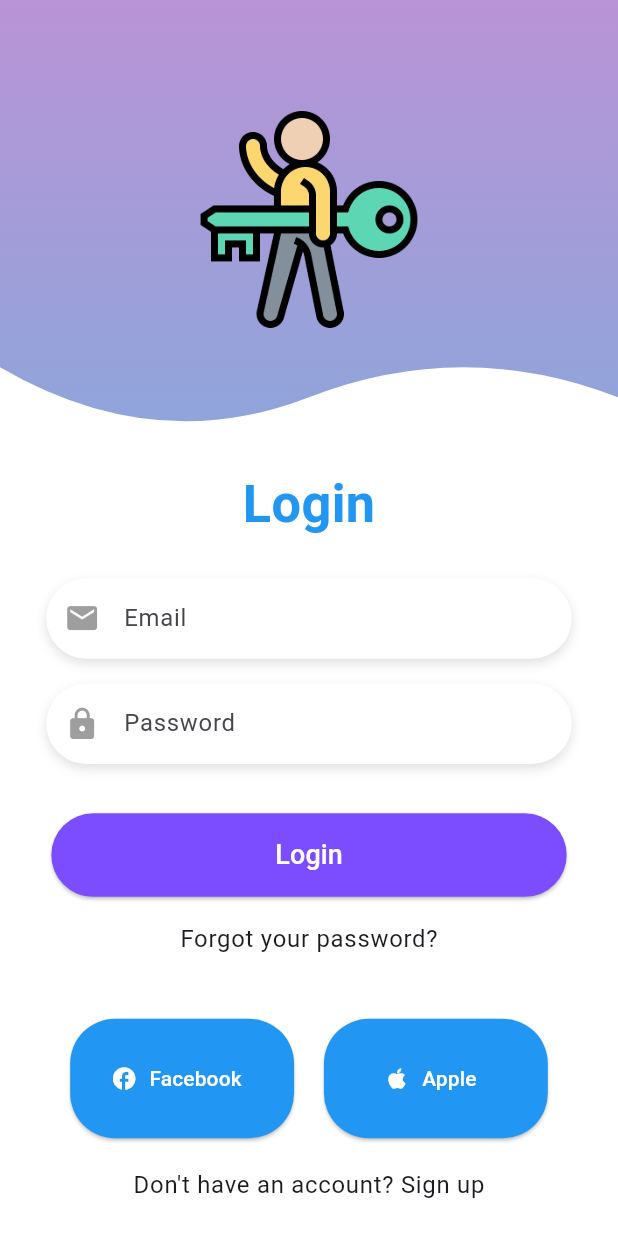
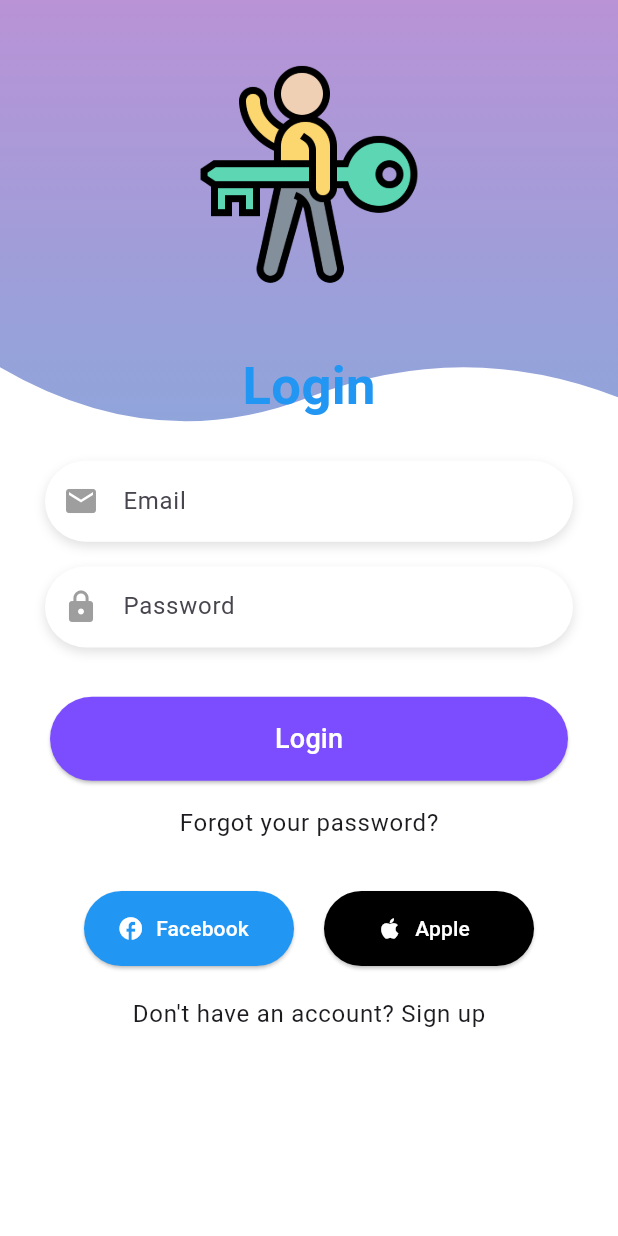
Before and after one commit to minakshibisen/Flutter-Bloc, a Flutter app: the AnimatedLoginScreen screen opened directly, on a phone screen of 412 x 824 dp. Run offline on Flutter 3.47's test engine with Material 3 defaults, Android fonts, the phone set to English and light mode, and no system bars; our stand-ins replace bloc, equatable, flutter_bloc, google_fonts, image_picker.

```diff
--- a/lib/bloc/login/login2_screen.dart
+++ b/lib/bloc/login/login2_screen.dart
@@ -1,10 +1,9 @@
-import 'package:bloc_flutter/common/primary_button.dart';
-import 'package:bloc_flutter/ui/favorite_screen.dart';
-import 'package:bloc_flutter/ui/home_screen.dart';
-import 'package:bloc_flutter/ui/switch_screen.dart';
+import 'package:bloc_flutter/ui/counter_screen.dart';
 import 'package:flutter/material.dart';
 import 'package:flutter_bloc/flutter_bloc.dart';
 import '../../common/input_field.dart';
+import '../../common/primary_button.dart';
+import '../../ui/favorite_screen.dart';
 import 'login_bloc.dart';
 import 'login_event.dart';
 
@@ -19,14 +18,14 @@ class AnimatedLoginScreenState extends State<AnimatedLoginScreen>
     with SingleTickerProviderStateMixin {
   late AnimationController _controller;
   late Animation<double> _animation;
-  TextEditingController emailController = TextEditingController();
-  TextEditingController passwordController = TextEditingController();
+  final emailController = TextEditingController();
+  final passwordController = TextEditingController();
 
   @override
   void initState() {
     super.initState();
     _controller =
-        AnimationController(vsync: this, duration: Duration(seconds: 2));
+        AnimationController(vsync: this, duration: const Duration(seconds: 2));
     _animation = CurvedAnimation(parent: _controller, curve: Curves.easeInOut);
     _controller.forward();
   }
@@ -34,11 +33,15 @@ class AnimatedLoginScreenState extends State<AnimatedLoginScreen>
   @override
   void dispose() {
     _controller.dispose();
+    emailController.dispose();
+    passwordController.dispose();
     super.dispose();
   }
 
   @override
   Widget build(BuildContext context) {
+    final size = MediaQuery.of(context).size;
+
     return Scaffold(
       backgroundColor: Colors.white,
       body: Stack(
@@ -47,11 +50,11 @@ class AnimatedLoginScreenState extends State<AnimatedLoginScreen>
             top: 0,
             left: 0,
             right: 0,
-            height: MediaQuery.of(context).size.height * 0.37,
+            height: size.height * 0.37,
             child: ClipPath(
               clipper: WaveClipper(),
               child: Container(
-                decoration: BoxDecoration(
+                decoration: const BoxDecoration(
                   gradient: LinearGradient(
                     colors: [Color(0xFFB993D6), Color(0xFF8CA6DB)],
                     begin: Alignment.topCenter,
@@ -61,42 +64,41 @@ class AnimatedLoginScreenState extends State<AnimatedLoginScreen>
               ),
             ),
           ),
-          Center(
-            child: ScaleTransition(
-              scale: _animation,
-              child: Padding(
+          SafeArea(
+            child: SingleChildScrollView(
               padding: const EdgeInsets.symmetric(horizontal: 30),
               child: BlocListener<LoginBloc, LoginState>(
                 listener: (context, state) {
                   if (state.isSuccess) {
                     Navigator.pushReplacement(
                       context,
-                        MaterialPageRoute(builder: (context) => SwitchScreen()),
+                      MaterialPageRoute(builder: (_) => const CounterScreen()),
                     );
                   }
                 },
                 child: Column(
                   children: [
-                      Container(
-                        height: 70,
-                      ),
-                      SizedBox(
+                    SizedBox(height: size.height * 0.05),
+                    ScaleTransition(
+                      scale: _animation,
+                      child: SizedBox(
                         width: 150,
                         height: 150,
-                          child: Image.asset('assets/images/login.png')),
-                      SizedBox(
-                        height: MediaQuery.of(context).size.height * 0.11,
+                        child: Image.asset('assets/images/login.png'),
                       ),
-                      Text(
+                    ),
+                    SizedBox(height: size.height * 0.05),
+                    const Text(
                       "Login",
                       style: TextStyle(
                         color: Colors.blue,
                         fontSize: 35,
-                            fontWeight: FontWeight.bold),
+                        fontWeight: FontWeight.bold,
                       ),
-                      SizedBox(
-                        height: MediaQuery.of(context).size.height * 0.03,
                     ),
+                    SizedBox(height: size.height * 0.03),
+
+                    /// Email Field
                     BlocBuilder<LoginBloc, LoginState>(
                       builder: (context, state) {
                         return NeumorphicTextField(
@@ -109,25 +111,25 @@ class AnimatedLoginScreenState extends State<AnimatedLoginScreen>
                         );
                       },
                     ),
-                      SizedBox(
-                        height: MediaQuery.of(context).size.height * 0.02,
-                      ),
+                    SizedBox(height: size.height * 0.02),
+
+                    /// Password Field
                     BlocBuilder<LoginBloc, LoginState>(
                       builder: (context, state) {
                         return NeumorphicTextField(
+                          icon: Icons.lock,
                           hint: "Password",
                           controller: passwordController,
                           obscureText: true,
                           onChanged: (password) => context
                               .read<LoginBloc>()
                               .add(PasswordChanged(password)),
-                            icon: Icons.lock,
                         );
                       },
                     ),
-                      SizedBox(
-                        height: MediaQuery.of(context).size.height * 0.04,
-                      ),
+                    SizedBox(height: size.height * 0.04),
+
+                    /// Login Button
                     BlocBuilder<LoginBloc, LoginState>(
                       builder: (context, state) {
                         return PrimaryButton(
@@ -140,22 +142,27 @@ class AnimatedLoginScreenState extends State<AnimatedLoginScreen>
                         );
                       },
                     ),
-                      SizedBox(
-                        height: MediaQuery.of(context).size.height * 0.02,
+                    SizedBox(height: size.height * 0.02),
+
+                    /// Forgot Password
+                    Text(
+                      "Forgot your password?",
+                      style: Theme.of(context).textTheme.bodyLarge,
                     ),
-                      Text("Forgot your password?",
-                          style: Theme.of(context).textTheme.bodyLarge),
-                      SizedBox(
-                        height: MediaQuery.of(context).size.height * 0.05,
-                      ),
+                    SizedBox(height: size.height * 0.04),
+
+                    /// Social Buttons
                     _buildSocialButtons(),
-                      SizedBox(height: 20),
+                    const SizedBox(height: 20),
+
+                    /// Sign Up Redirect
                     GestureDetector(
                       onTap: () {
                         Navigator.push(
                           context,
-                            MaterialPageRoute(builder: (context) => FavoriteScreen(
-                            )),
+                          MaterialPageRoute(
+                            builder: (_) => const FavoriteScreen(),
+                          ),
                         );
                       },
                       child: Text(
@@ -163,8 +170,8 @@ class AnimatedLoginScreenState extends State<AnimatedLoginScreen>
                         style: Theme.of(context).textTheme.bodyLarge,
                       ),
                     ),
+                    const SizedBox(height: 30),
                   ],
-                  ),
                 ),
               ),
             ),
@@ -179,25 +186,26 @@ class AnimatedLoginScreenState extends State<AnimatedLoginScreen>
       mainAxisAlignment: MainAxisAlignment.center,
       children: [
         _buildSocialButton(Icons.facebook, "Facebook", Colors.blue),
-        SizedBox(width: 20),
-        _buildSocialButton(Icons.apple, "Apple", Colors.blue),
+        const SizedBox(width: 20),
+        _buildSocialButton(Icons.apple, "Apple", Colors.black),
       ],
     );
   }
 
   Widget _buildSocialButton(IconData icon, String label, Color color) {
     return SizedBox(
-      width: 150,
-      height: 80,
+      width: 140,
+      height: 50,
       child: ElevatedButton.icon(
         onPressed: () {},
         style: ElevatedButton.styleFrom(
           backgroundColor: color,
-          shape:
-              RoundedRectangleBorder(borderRadius: BorderRadius.circular(30)),
+          shape: RoundedRectangleBorder(
+            borderRadius: BorderRadius.circular(30),
+          ),
         ),
         icon: Icon(icon, color: Colors.white),
-        label: Text(label, style: TextStyle(color: Colors.white)),
+        label: Text(label, style: const TextStyle(color: Colors.white)),
       ),
     );
   }
@@ -206,7 +214,7 @@ class AnimatedLoginScreenState extends State<AnimatedLoginScreen>
 class WaveClipper extends CustomClipper<Path> {
   @override
   Path getClip(Size size) {
-    Path path = Path();
+    final path = Path();
     path.lineTo(0, size.height - 60);
     path.quadraticBezierTo(
         size.width / 4, size.height, size.width / 2, size.height - 40);
--- a/lib/bloc/login/login_bloc.dart
+++ b/lib/bloc/login/login_bloc.dart
@@ -1,7 +1,6 @@
 import 'package:bloc/bloc.dart';
 import 'package:equatable/equatable.dart';
 import 'package:flutter/cupertino.dart';
-import 'package:meta/meta.dart';
 
 import 'login_event.dart';
 
--- a/lib/bloc/post/post_event.dart
+++ b/lib/bloc/post/post_event.dart
@@ -1,4 +1,8 @@
 part of 'post_bloc.dart';
 
-@immutable
-sealed class PostEvent {}
+abstract class PostEvent extends Equatable {
+  @override
+  List<Object> get props => [];
+}
+
+class PostFetched extends PostEvent {}
--- a/lib/bloc/post/post_state.dart
+++ b/lib/bloc/post/post_state.dart
@@ -1,6 +1,23 @@
 part of 'post_bloc.dart';
 
-@immutable
-sealed class PostState {}
+class PostState extends Equatable {
+  final PostStatus postStatus;
+  final List<PostModel> postList;
+  final String message;
 
-final class PostInitial extends PostState {}
+  const PostState(
+      {this.postStatus = PostStatus.loading,
+      this.postList = const <PostModel>[],
+      this.message = ''});
+
+  PostState copyWith(
+      {PostStatus? postStatus, List<PostModel>? postList, String? message}) {
+    return PostState(
+        postStatus: postStatus ?? this.postStatus,
+        postList: postList ?? this.postList,
+        message: message ?? this.message);
+  }
+
+  @override
+  List<Object> get props => [postStatus, postList];
+}
--- /dev/null
+++ b/lib/utils/enums.dart
@@ -0,0 +1 @@
+enum PostStatus { loading, success, failure }
--- a/lib/utils/image_picker.dart
+++ b/lib/utils/image_picker.dart
@@ -10,6 +10,4 @@ class ImagePickerUtil {
     final XFile? file = await _picker.pickImage(source:ImageSource.gallery);
     return file;
   }
-
-
 }
```
Also changed, not shown: lib/bloc/post/post_bloc.dart (+57 -5 lines), lib/main.dart (+5 -3 lines), lib/model/post_model_list.dart (+32 -6 lines), lib/repository/post_repo.dart (+38 -0 lines), lib/ui/favorite_screen.dart (+7 -5 lines), lib/ui/login_screen.dart (+89 -43 lines), lib/ui/post_screen.dart (+49 -0 lines), lib/utils/constants.dart (+2 -6 lines), 1 other file. Lines whose indentation alone changed are shown as unchanged.
